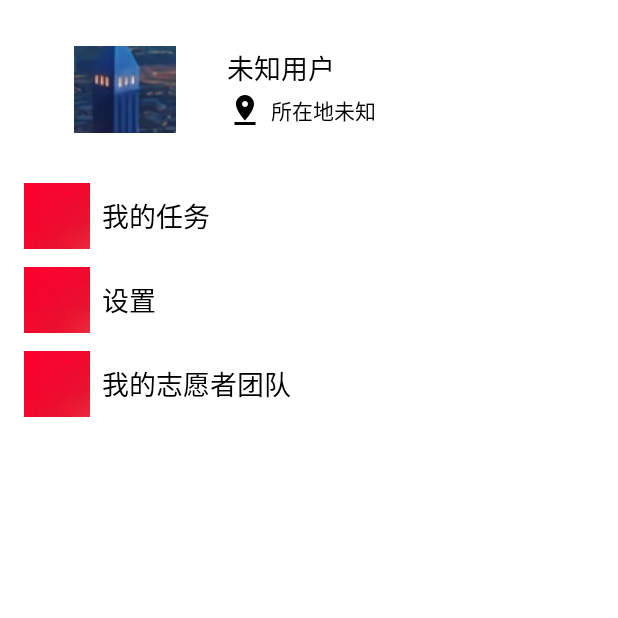
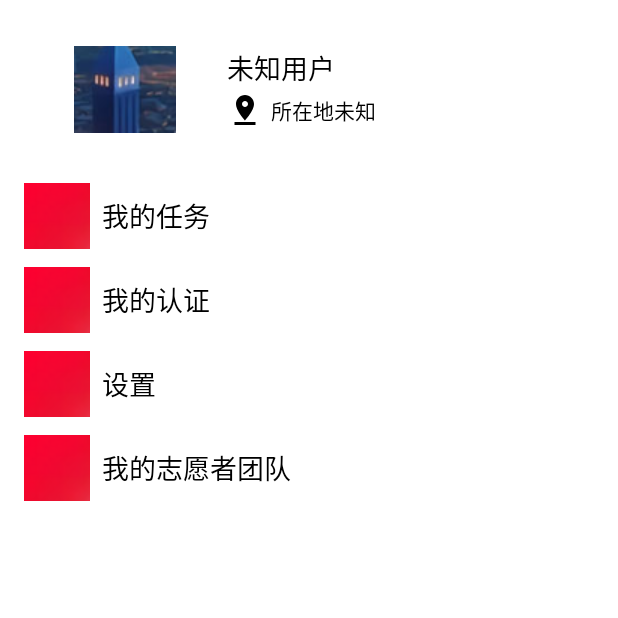
Before and after one commit to zeedraw/ourApp, an Android app: the fragment MineFrag shown on its own in the app's theme, on a phone screen of 412 x 824 dp, the top half of it. Run offline under Robolectric (Android 15) with nearby library versions, the phone set to English and light mode, and no system bars; libraries missing offline, so code that uses them is left out: cn.bmob.v3.

Commit message:
添加了我的认证界面

```diff
--- a/ourapp/app/src/main/AndroidManifest.xml
+++ b/ourapp/app/src/main/AndroidManifest.xml
@@ -34,6 +34,7 @@
         <activity android:name=".my_task"></activity>
         <activity android:name=".Login"></activity>
         <activity android:name=".SignUp"></activity>
+        <activity android:name=".personal_authenticate"></activity>
     </application>
 
 </manifest>
--- a/ourapp/app/src/main/res/layout/main_person.xml
+++ b/ourapp/app/src/main/res/layout/main_person.xml
@@ -87,6 +87,29 @@
 
     </LinearLayout>
 
+    <LinearLayout
+        android:layout_width="match_parent"
+        android:layout_height="@dimen/view_height_custom"
+        android:orientation="horizontal"
+        android:layout_marginBottom="8dp"
+        android:layout_marginLeft="16dp"
+        android:layout_marginRight="16dp"
+        android:onClick="Myauthenticate_click">
+
+
+
+        <TextView
+            android:layout_width="240dp"
+            android:layout_height="@dimen/view_height_custom"
+            android:gravity="center_vertical"
+            android:text="我的认证"
+            android:textColor="#000000"
+            android:textSize="@dimen/text_size_medium"
+            android:drawableLeft="@drawable/small_button"
+            android:drawablePadding="8dp" />
+
+    </LinearLayout>
+
 
     <LinearLayout
         android:layout_width="match_parent"
```
Also changed, not shown: ourapp/app/src/main/java/com/example/administrator/ourapp/personal_authenticate.java (added, +123 -0 lines), ourapp/app/src/main/res/layout/personal_authenticate.xml (added, +53 -0 lines).
